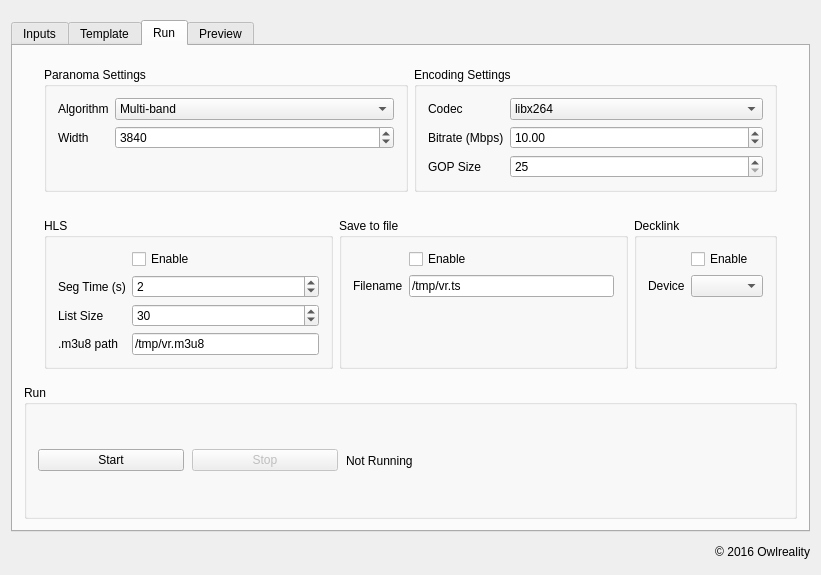
The window that apps/livestitching/mainwindow.ui (blahgeek/OpenCV-octVR) describes before a commit, drawn with Qt 5.
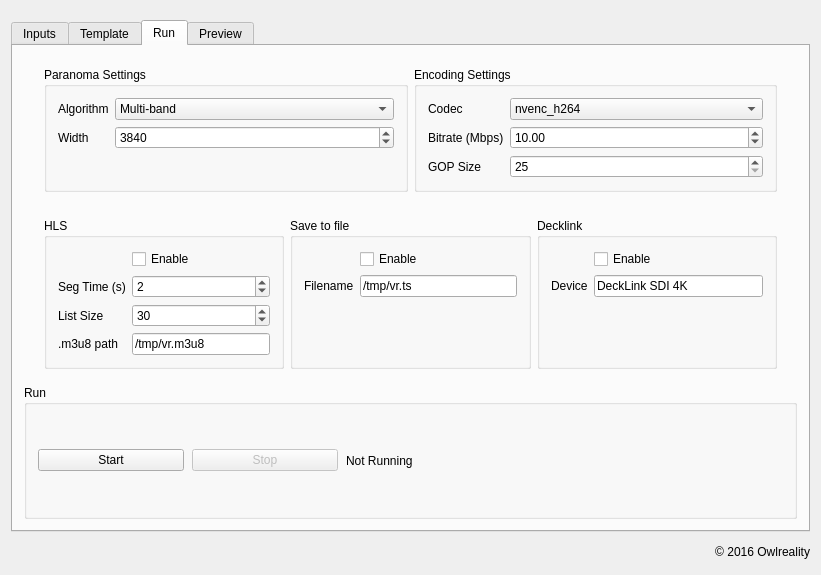
The same window after the commit. The open tabs and pages were chosen to show the change.

Commit message: support decklink output

Diff of the .ui file:
```diff
--- a/apps/livestitching/mainwindow.ui
+++ b/apps/livestitching/mainwindow.ui
@@ -216,11 +216,6 @@
              </item>
              <item row="0" column="1">
               <widget class="QComboBox" name="encoding_codec">
-               <item>
-                <property name="text">
-                 <string>libx264</string>
-                </property>
-               </item>
                <item>
                 <property name="text">
                  <string>nvenc_h264</string>
@@ -399,9 +394,6 @@
                </property>
               </widget>
              </item>
-             <item row="2" column="1">
-              <widget class="QComboBox" name="decklink_device"/>
-             </item>
              <item row="0" column="1">
               <widget class="QCheckBox" name="decklink_enable">
                <property name="text">
@@ -409,6 +401,13 @@
                </property>
               </widget>
              </item>
+             <item row="2" column="1">
+              <widget class="QLineEdit" name="decklink_device">
+               <property name="text">
+                <string>DeckLink SDI 4K</string>
+               </property>
+              </widget>
+             </item>
             </layout>
            </widget>
           </item>
```
Left out of the diff: 7 changed lines with no effect on the pictures. The commit also changes 1 other file.
